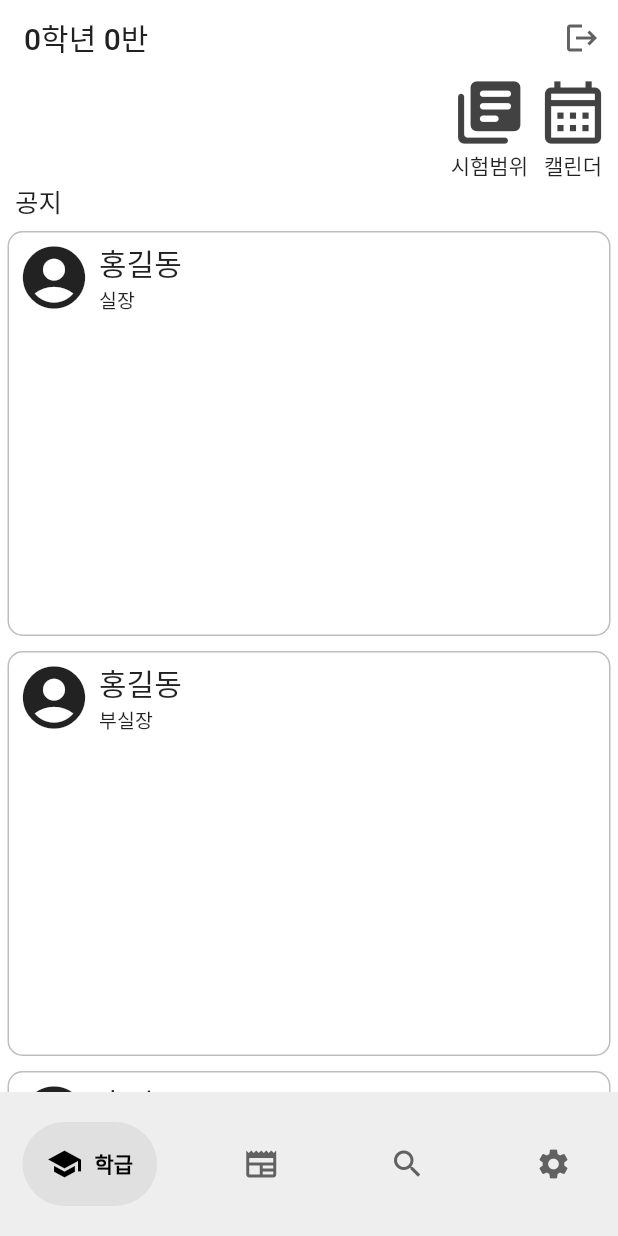
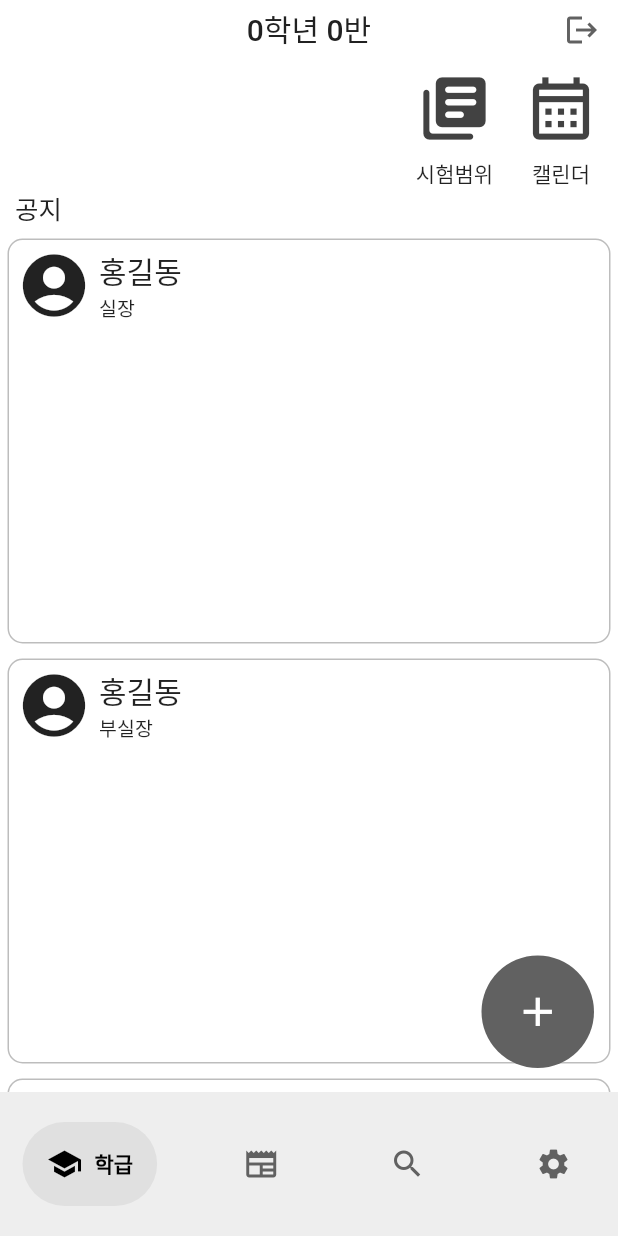
Before and after one commit to 0jiinn/jeongo-project, a Flutter app: the screen it shows once a user with an empty profile is signed in, on a phone screen of 412 x 824 dp. Run offline on Flutter 3.47's test engine with Material 2 defaults, Android fonts, the phone set to English and light mode, and no system bars; drawn by our look-alikes of google_nav_bar; our stand-ins replace firebase_auth, firebase_core; accounts and stored records are empty.

Commit message:
시험범위, 캘린더 AppBar에 고정 및 공지 추가 PopUp 구성

```diff
--- a/lib/pages/home_page.dart
+++ b/lib/pages/home_page.dart
@@ -1,6 +1,9 @@
 import 'package:firebase_auth/firebase_auth.dart';
 import 'package:flutter/material.dart';
 import 'package:google_nav_bar/google_nav_bar.dart';
+// import 'package:jeongotalk/components/my_textfield.dart';
+// import 'package:jeongotalk/pages/add_post_page.dart';
+// import 'package:jeongotalk/pages/login_page.dart';
 import '../components/post.dart';
 
 class HomePage extends StatefulWidget {
@@ -11,24 +14,85 @@ class HomePage extends StatefulWidget {
 }
 
 class _HomePageState extends State<HomePage> {
+  final contentController = TextEditingController();
+
   void signUserOut() {
     FirebaseAuth.instance.signOut();
+  }
+
+  void showPopup(context) {
+    showDialog(
+      context: context,
+      builder: (context) {
+        return Dialog(
+            child: Container(
+          width: MediaQuery.of(context).size.width * 0.9,
+          height: 400,
+          decoration: BoxDecoration(
+              borderRadius: BorderRadius.circular(10), color: Colors.white),
+          child: Column(
+            crossAxisAlignment: CrossAxisAlignment.start,
+            children: [
+              SizedBox(
+                height: 10,
+              ),
+              Row(
+                children: [
+                  SizedBox(
+                    width: 10,
+                  ),
+                  Text(
+                    "공지 추가",
+                    style: TextStyle(fontSize: 17),
+                  ),
+                ],
+              ),
+
+              /* 여기에다가 공지에 적용된 이름 TextField, 직책 TextField 넣을 예정 */
+
+              Padding(
+                padding: const EdgeInsets.symmetric(horizontal: 25.0),
+                child: TextField(
+                  textAlignVertical: TextAlignVertical.top,
+                  // 왜 이거 적용이 안되는거지??
+                  controller: contentController,
+                  decoration: InputDecoration(
+                    alignLabelWithHint: true,
+                    enabledBorder: OutlineInputBorder(
+                      borderSide: BorderSide(color: Colors.white),
+                    ),
+                    focusedBorder: OutlineInputBorder(
+                      borderSide: BorderSide(color: Colors.grey.shade400),
+                    ),
+                    fillColor: Colors.grey.shade200,
+                    filled: true,
+                    hintText: "공지할 내용을 적어주세요.",
+                    hintStyle: TextStyle(color: Colors.grey[500]),
+                    contentPadding: EdgeInsets.symmetric(vertical: 60),
+                  ),
+                ),
+              ),
+            ],
+          ),
+        ));
+      },
+    );
   }
 
   @override
   Widget build(BuildContext context) {
     return Scaffold(
       backgroundColor: Colors.white,
-      appBar: PreferredSize(
-        preferredSize: Size.fromHeight(50),
-        child: AppBar(
+      appBar: AppBar(
           backgroundColor: Colors.white,
           elevation: 0,
           title: Text(
             "0학년 0반", // 회원가입할 때 쓰여진 학년과 반에 따라서 각 학급별 Home_Page로 이동시킬 예정.
             style: (TextStyle(color: Colors.grey.shade900)),
           ),
-          actions: [ // 이 로그아웃 action은 추후 삭제하고 설정 Page로 이동시킬 예정.
+          centerTitle: true,
+          actions: [
+            // 이 로그아웃 action은 추후 삭제하고 설정 Page로 이동시킬 예정.
             IconButton(
               onPressed: () => FirebaseAuth.instance.signOut(),
               icon: Icon(
@@ -37,8 +101,57 @@ class _HomePageState extends State<HomePage> {
               ),
             ),
           ],
-        ),
-      ),
+          bottom: PreferredSize(
+            preferredSize: Size.fromHeight(70),
+            child: Column(
+              children: [
+                Row(
+                  crossAxisAlignment: CrossAxisAlignment.start,
+                  mainAxisAlignment: MainAxisAlignment.end,
+                  children: [
+                    Column(
+                      children: [
+                        // Icon(
+                        //   Icons.library_books_rounded,
+                        //   size: 50,
+                        //   color: Colors.grey.shade800,
+                        // ),
+                        IconButton(
+                          onPressed: () {},
+                          iconSize: 50,
+                          icon: Icon(Icons.library_books_rounded),
+                          color: Colors.grey.shade800,
+                        ),
+                        Text("시험범위"),
+                      ],
+                    ),
+                    SizedBox(
+                      width: 5,
+                    ),
+                    Column(
+                      children: [
+                        // Icon(
+                        //   Icons.calendar_month_outlined,
+                        //   size: 50,
+                        //   color: Colors.grey.shade800,
+                        // ),
+                        IconButton(
+                          onPressed: () {},
+                          iconSize: 50,
+                          icon: Icon(Icons.calendar_month_outlined),
+                          color: Colors.grey.shade800,
+                        ),
+                        Text("캘린더"),
+                      ],
+                    ),
+                    SizedBox(
+                      width: 5,
+                    ),
+                  ],
+                ),
+              ],
+            ),
+          )),
       bottomNavigationBar: Container(
         color: Colors.grey.shade200,
         child: Padding(
@@ -74,46 +187,30 @@ class _HomePageState extends State<HomePage> {
           ),
         ),
       ),
+      floatingActionButton: Container(
+        height: 75.0,
+        width: 75.0,
+        child: FittedBox(
+          child: FloatingActionButton(
+            onPressed: () {
+              // Navigator.push(
+              //   context,
+              //   MaterialPageRoute(builder: (context) => AddPostPage()),
+              // );
+              showPopup(context);
+            },
+            backgroundColor: Colors.grey.shade700,
+            elevation: 0,
+            child: const Icon(Icons.add),
+          ),
+        ),
+      ),
       body: SafeArea(
         child: Center(
           child: SingleChildScrollView(
             child: Column(
               children: [
                 Row(
-                  // scroll해도 이 Row가 고정되도록 구현 예정_1.
-                  crossAxisAlignment: CrossAxisAlignment.start,
-                  mainAxisAlignment: MainAxisAlignment.end,
-                  children: [
-                    Column(
-                      children: [
-                        Icon(
-                          Icons.library_books_rounded,
-                          size: 50,
-                          color: Colors.grey.shade800,
-                        ),
-                        Text("시험범위"),
-                      ],
-                    ),
-                    SizedBox(
-                      width: 5,
-                    ),
-                    Column(
-                      children: [
-                        Icon(
-                          Icons.calendar_month_outlined,
-                          size: 50,
-                          color: Colors.grey.shade800,
-                        ),
-                        Text("캘린더"),
-                      ],
-                    ),
-                    SizedBox(
-                      width: 5,
-                    ),
-                  ],
-                ),
-                Row(
-                  // scroll해도 이 Row가 고정되도록 구현 예정_2.
                   mainAxisAlignment: MainAxisAlignment.start,
                   children: [
                     SizedBox(
@@ -129,8 +226,8 @@ class _HomePageState extends State<HomePage> {
                 ),
 
                 /* 밑의 POST는 고정된 위치의 오른쪽 하단 +버튼 구성 후 클릭시 추가되도록 할 예정.
-                (+ 학급 실장/부실장에게 강제퇴장, 강제삭제, 학급 비밀번호 재설정과 같은 권한 부여 예정)
-                 */
+                    (+ 학급 실장/부실장에게 강제퇴장, 강제삭제, 학급 비밀번호 재설정과 같은 권한 부여 예정)
+                     */
 
                 Post(
                   nickname: "홍길동",
```
Also changed, not shown: lib/pages/add_post_page.dart (added, +29 -0 lines), pubspec.lock, 1 other file.
